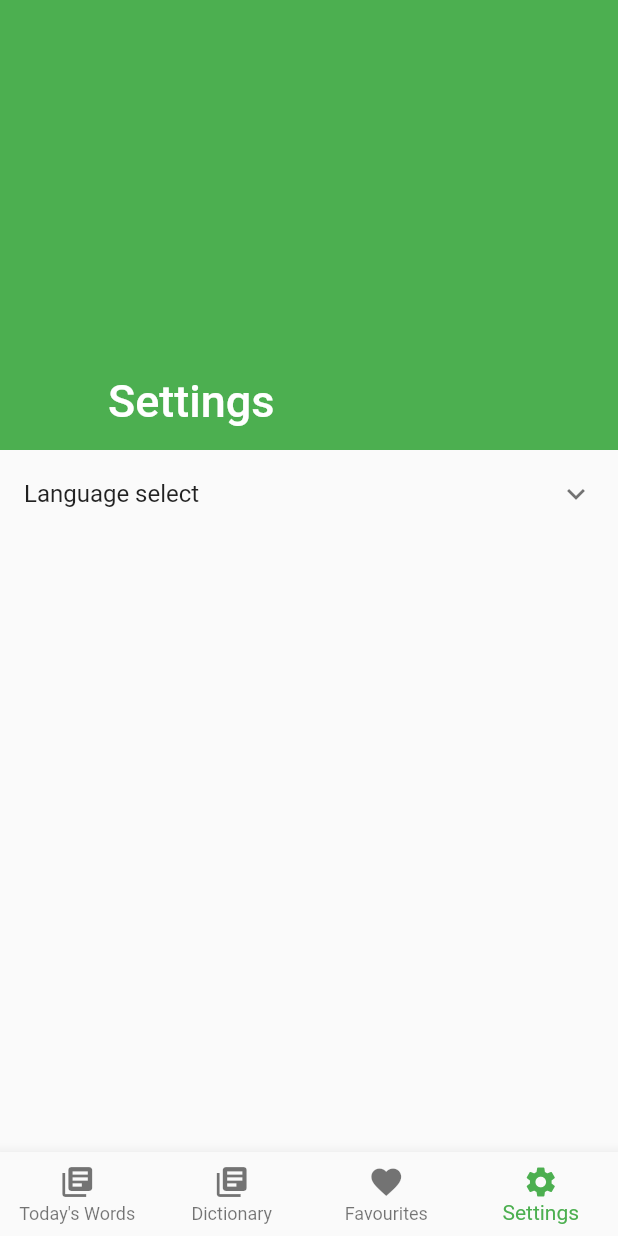
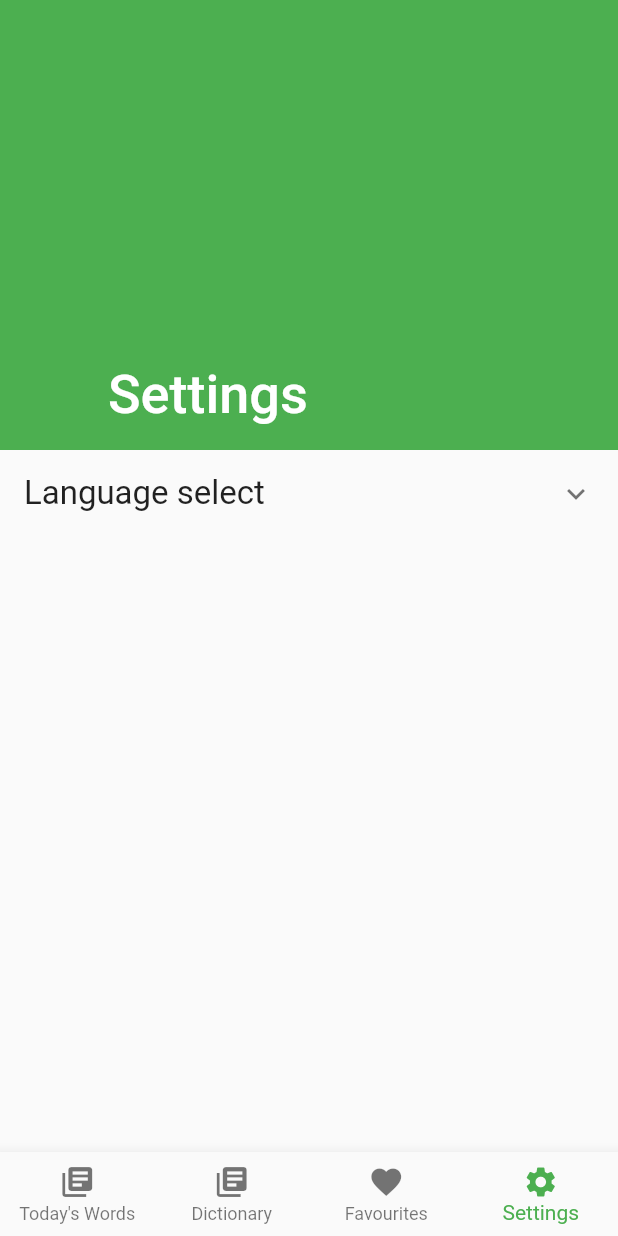
Before and after one commit to sergiuiacob1/Daily-word, a Flutter app: the screen it shows after launch, swiped to page 4, on a phone screen of 412 x 824 dp. Run offline on Flutter 3.47's test engine with Material 2 defaults, Android fonts, the phone set to English and light mode, and no system bars; our stand-ins replace flutter_sticky_header, rxdart, shared_preferences.

Commit message:
change fonts a lil bit

```diff
--- a/lib/src/app.dart
+++ b/lib/src/app.dart
@@ -14,6 +14,10 @@ class App extends StatelessWidget {
       title: 'Daily Word',
       theme: ThemeData(
         primarySwatch: Colors.green,
+        textTheme: TextTheme(
+          title: TextStyle(fontSize: 22.0),
+          body2: TextStyle(fontSize: 18.0),
+        ),
       ),
       home: MyHomePage(),
     );
--- a/lib/src/blocs/apis/api_romanian_bloc.dart
+++ b/lib/src/blocs/apis/api_romanian_bloc.dart
@@ -19,7 +19,6 @@ class ApiRomanianBloc extends ApiBlocUtils {
 
   @override
   Word buildWord(String _word, String _responseBody) {
-    bool _defIsRomanian = false;
     String _defType = '';
     Word _rez = Word(
       name: _word,
--- a/lib/src/ui/favorites_ui.dart
+++ b/lib/src/ui/favorites_ui.dart
@@ -13,7 +13,7 @@ class FavoritesUI extends StatelessWidget {
       key: PageStorageKey("FavoritesUIScroll"),
       scrollDirection: Axis.vertical,
       slivers: <Widget>[
-        PageUtils.buildSliverAppBar(title),
+        PageUtils.buildSliverAppBar(context, title),
         _buildContent(favoritesBloc),
       ],
     );
--- a/lib/src/ui/settings_ui.dart
+++ b/lib/src/ui/settings_ui.dart
@@ -13,32 +13,42 @@ class SettingsUI extends StatelessWidget {
     return new CustomScrollView(
       scrollDirection: Axis.vertical,
       slivers: <Widget>[
-        PageUtils.buildSliverAppBar(title),
-        _buildContent(bloc),
+        PageUtils.buildSliverAppBar(context, title),
+        _buildContent(context, bloc),
       ],
     );
   }
 
-  Widget _buildContent(SettingsBloc bloc) {
+  Widget _buildContent(BuildContext context, SettingsBloc bloc) {
     return new SliverList(
       delegate: new SliverChildListDelegate(
         <Widget>[
-          _buildLanguageSelector(bloc),
+          _buildLanguageSelector(context, bloc),
         ],
       ),
     );
   }
 
-  Widget _buildLanguageSelector(SettingsBloc bloc) {
+  Widget _buildLanguageSelector(BuildContext context, SettingsBloc bloc) {
     return StreamBuilder(
         stream: bloc.languagesStream,
         initialData: [],
         builder: (context, snapshot) {
           return ExpansionTile(
-            title: new Text("Language select"),
+            title: new Text(
+              "Language select",
+              style: TextStyle(
+                fontSize: Theme.of(context).textTheme.title.fontSize,
+              ),
+            ),
             children: languages.values
                 .map((language) => CheckboxListTile(
-                      title: Text(language.name),
+                      title: Text(
+                        language.name,
+                        style: TextStyle(
+                          fontSize: Theme.of(context).textTheme.body2.fontSize,
+                        ),
+                      ),
                       value: snapshot.data.contains(language.name),
                       onChanged: (value) =>
                           bloc.languageCheck(language.name, value),
--- a/lib/src/ui/todays_words_ui.dart
+++ b/lib/src/ui/todays_words_ui.dart
@@ -13,7 +13,7 @@ class TodaysWordsUI extends StatelessWidget {
       key: PageStorageKey("TodaysWordsUIScroll"),
       scrollDirection: Axis.vertical,
       slivers: <Widget>[
-        PageUtils.buildSliverAppBar(title),
+        PageUtils.buildSliverAppBar(context, title),
         _buildContent(todaysWordsBloc),
       ],
     );
```
Also changed, not shown: lib/src/ui/page_utils.dart (+8 -36 lines), lib/src/ui/word_page_ui.dart (+8 -2 lines).
